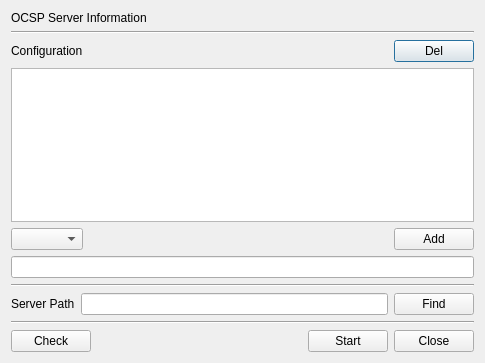
This is CertMan/ocsp_srv_dlg.ui in jykim74/CertMan as Qt 5 draws it before an edit. The edited form follows.
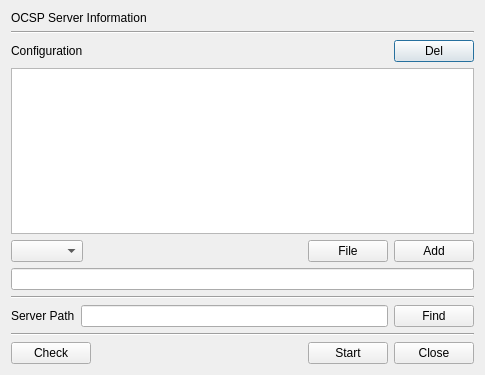
This is the edited form.

```diff
--- a/CertMan/ocsp_srv_dlg.ui
+++ b/CertMan/ocsp_srv_dlg.ui
@@ -7,7 +7,7 @@
     <x>0</x>
     <y>0</y>
     <width>485</width>
-    <height>363</height>
+    <height>375</height>
    </rect>
   </property>
   <property name="windowTitle">
@@ -71,13 +71,6 @@
      <property name="topMargin">
       <number>0</number>
      </property>
-     <item row="0" column="2">
-      <widget class="QPushButton" name="mAddBtn">
-       <property name="text">
-        <string>Add</string>
-       </property>
-      </widget>
-     </item>
      <item row="0" column="0">
       <widget class="QComboBox" name="mNameCombo"/>
      </item>
@@ -94,6 +87,20 @@
        </property>
       </spacer>
      </item>
+     <item row="0" column="3">
+      <widget class="QPushButton" name="mAddBtn">
+       <property name="text">
+        <string>Add</string>
+       </property>
+      </widget>
+     </item>
+     <item row="0" column="2">
+      <widget class="QPushButton" name="mFileFindBtn">
+       <property name="text">
+        <string>File</string>
+       </property>
+      </widget>
+     </item>
     </layout>
    </item>
    <item>
```
